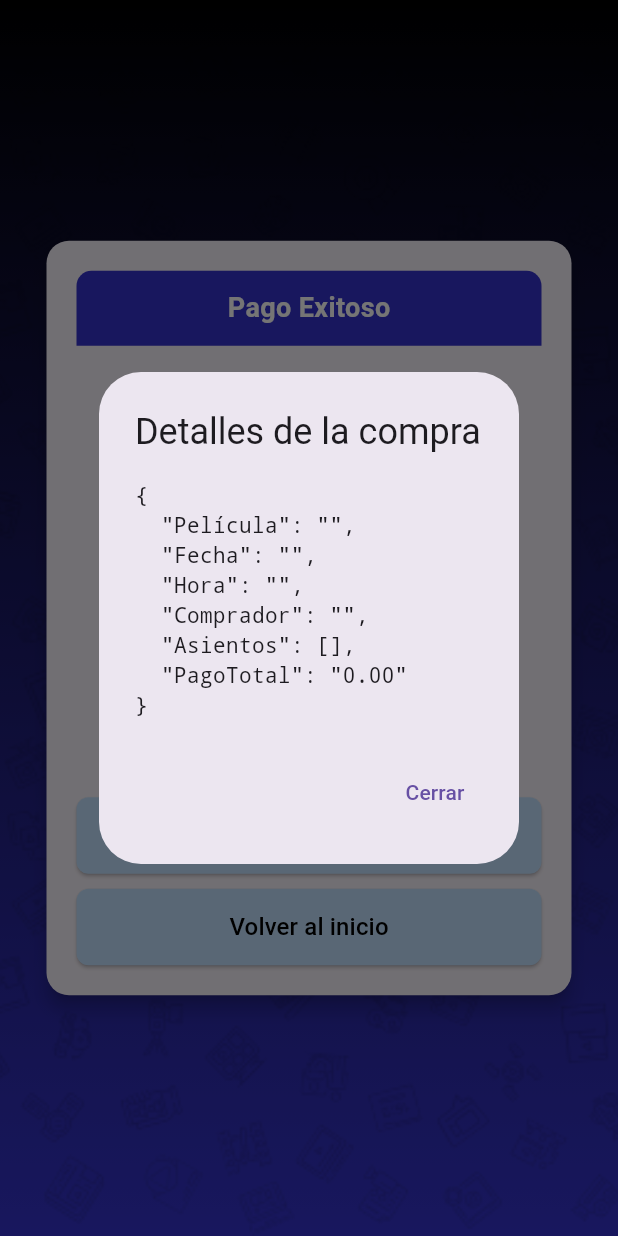
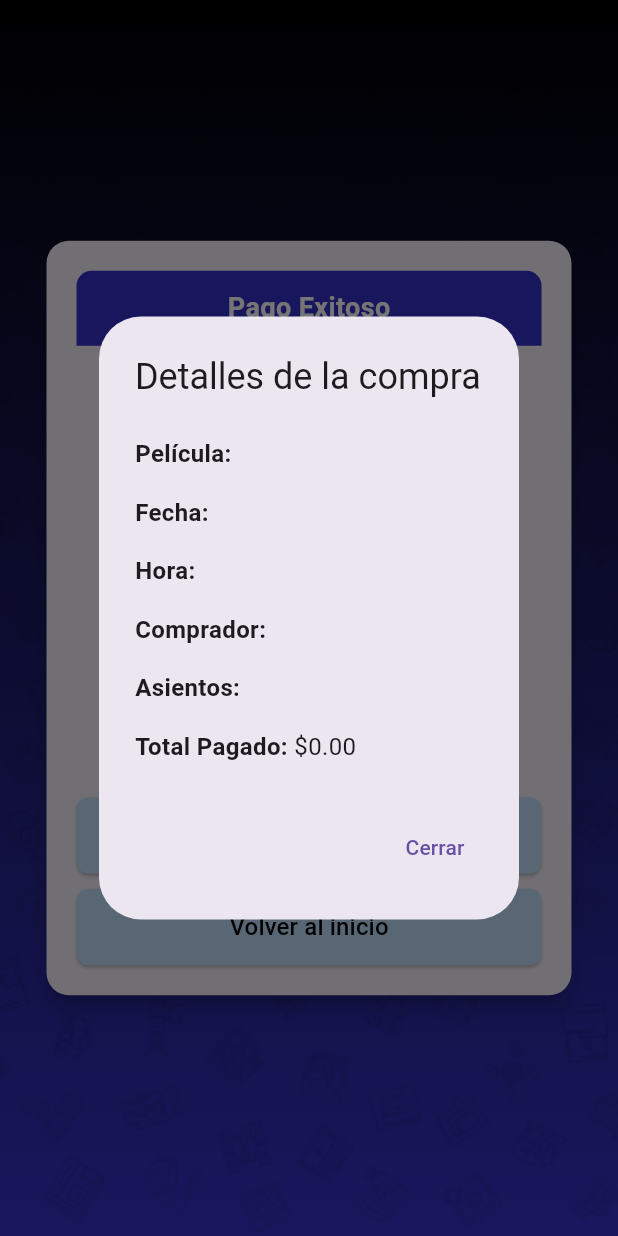
Before and after one commit to Cristhopher-Villamarin/proyecto-cine-moviles, a Flutter app: the PagoExitosoScreen screen opened directly with empty values, after a tap on "Ver detalles", on a phone screen of 412 x 824 dp. Run offline on Flutter 3.47's test engine with Material 3 defaults, Android fonts, the phone set to English and light mode, and no system bars; drawn by our look-alikes of qr_flutter; our stand-ins replace cloud_firestore, firebase_auth, firebase_core, google_sign_in; accounts and stored records are empty.

Commit message:
ultimo cambio

```diff
--- a/lib/views/pago_exito.dart
+++ b/lib/views/pago_exito.dart
@@ -205,9 +205,16 @@ class PagoExitosoScreen extends StatelessWidget {
         return AlertDialog(
           title: Text("Detalles de la compra"),
           content: SingleChildScrollView(
-            child: Text(
-              JsonEncoder.withIndent("  ").convert(datosQR),
-              style: TextStyle(fontFamily: 'monospace'),
+            child: Column(
+              crossAxisAlignment: CrossAxisAlignment.start,
+              children: [
+                _buildDetailRow("Película", datosQR["Película"]),
+                _buildDetailRow("Fecha", datosQR["Fecha"]),
+                _buildDetailRow("Hora", datosQR["Hora"]),
+                _buildDetailRow("Comprador", datosQR["Comprador"]),
+                _buildDetailRow("Asientos", datosQR["Asientos"].join(", ")),
+                _buildDetailRow("Total Pagado", "\$${datosQR["PagoTotal"]}"),
+              ],
             ),
           ),
           actions: [
@@ -220,4 +227,31 @@ class PagoExitosoScreen extends StatelessWidget {
       },
     );
   }
+
+  // Función para construir una fila de detalles
+  Widget _buildDetailRow(String label, String value) {
+    return Padding(
+      padding: const EdgeInsets.symmetric(vertical: 8),
+      child: Row(
+        crossAxisAlignment: CrossAxisAlignment.start,
+        children: [
+          Text(
+            "$label: ",
+            style: TextStyle(
+              fontWeight: FontWeight.bold,
+              fontSize: 16,
+            ),
+          ),
+          Expanded(
+            child: Text(
+              value,
+              style: TextStyle(
+                fontSize: 16,
+              ),
+            ),
+          ),
+        ],
+      ),
+    );
+  }
 }
```
